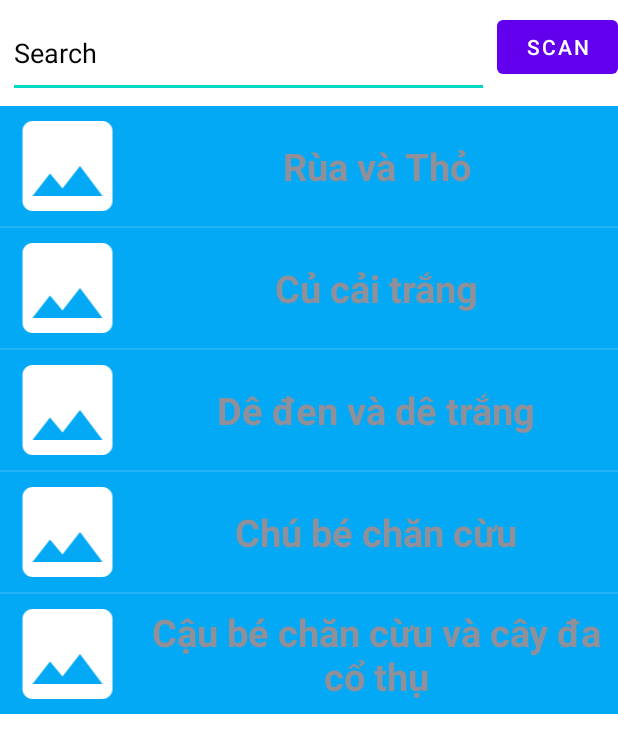
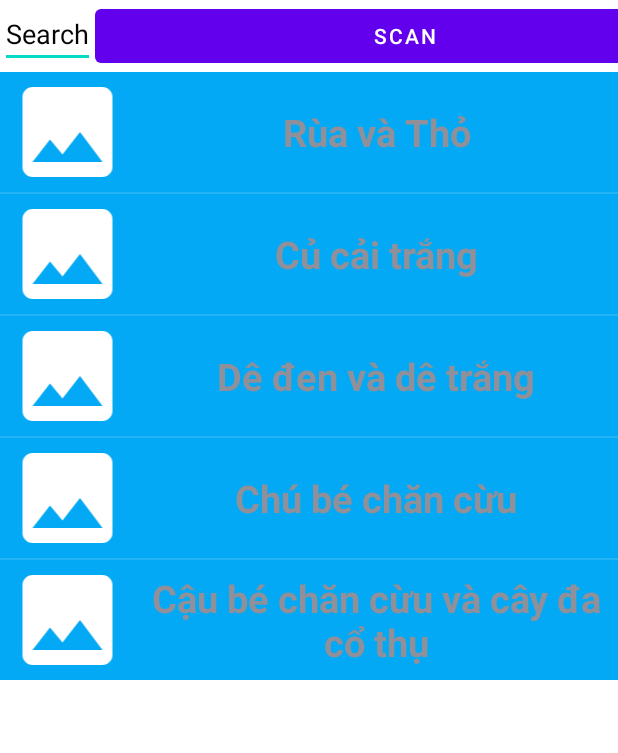
Before and after one commit to mtd1909/app-doc-truyen, an Android app: the ManScan screen opened directly, with no data from a screen before it, on a phone screen of 412 x 824 dp. Shown: the top 753 px of the screen. Run offline under Robolectric (Android 15) with nearby library versions, the phone set to English and light mode, and no system bars; our stand-ins replace Picasso; libraries missing offline, so code that uses them is left out: com.huawei.hms; pictures from the network do not load.

Commit message:
app doc truyen

```diff
--- a/app/src/main/AndroidManifest.xml
+++ b/app/src/main/AndroidManifest.xml
@@ -34,7 +34,7 @@
             android:name=".ManNoiDung"
             android:exported="true" />
         <activity
-            android:name=".ManTimKiem"
+            android:name=".ManScan"
             android:exported="true" />
         <activity
             android:name=".ManDangKy"
--- a/app/src/main/java/com/example/doctruyen/MainActivity.java
+++ b/app/src/main/java/com/example/doctruyen/MainActivity.java
@@ -1,7 +1,6 @@
 package com.example.doctruyen;
 
 import androidx.annotation.NonNull;
-import androidx.appcompat.app.ActionBar;
 import androidx.appcompat.app.AppCompatActivity;
 import androidx.appcompat.widget.Toolbar;
 import androidx.core.view.GravityCompat;
@@ -11,7 +10,6 @@ import android.content.Intent;
 import android.database.Cursor;
 import android.os.Bundle;
 import android.util.Log;
-import android.view.Gravity;
 import android.view.Menu;
 import android.view.MenuItem;
 import android.view.View;
@@ -20,7 +18,6 @@ import android.view.animation.AnimationUtils;
 import android.widget.AdapterView;
 import android.widget.ImageView;
 import android.widget.ListView;
-import android.widget.RelativeLayout;
 import android.widget.Toast;
 import android.widget.ViewFlipper;
 
@@ -257,7 +254,7 @@ public class MainActivity extends AppCompatActivity {
         // Nếu click vào icon tìm kiếm chuyển qua icon tìm kiếm
         switch (item.getItemId()) {
             case R.id.menu1:
-                Intent intent = new Intent(MainActivity.this, ManTimKiem.class);
+                Intent intent = new Intent(MainActivity.this, ManScan.class);
                 startActivity(intent);
                 break;
 
--- a/app/src/main/java/com/example/doctruyen/ManTimKiem.java
+++ b/app/src/main/java/com/example/doctruyen/ManScan.java
@@ -1,6 +1,4 @@
 package com.example.doctruyen;
-
-import static com.example.doctruyen.R.layout.*;
 
 import androidx.appcompat.app.AppCompatActivity;
 
@@ -29,7 +27,7 @@ import com.huawei.hms.ml.scan.HmsScanAnalyzerOptions;
 
 import java.util.ArrayList;
 
-public class ManTimKiem extends AppCompatActivity {
+public class ManScan extends AppCompatActivity {
 
     ListView listView;
 
@@ -43,7 +41,7 @@ public class ManTimKiem extends AppCompatActivity {
 
     databasedoctruyen databasedoctruyen;
 
-    Button btnSeach;
+    Button btnScan;
 
 
     private static final int DEFAULT_VIEW = 111;
@@ -51,12 +49,12 @@ public class ManTimKiem extends AppCompatActivity {
     @Override
     protected void onCreate(Bundle savedInstanceState) {
         super.onCreate(savedInstanceState);
-        setContentView(activity_man_tim_kiem);
+        setContentView(R.layout.activity_man_scan);
 
         listView = findViewById(R.id.listviewTimKiem);
         edt = findViewById(R.id.timkiem);
 
-        btnSeach = findViewById(R.id.btnSeach);
+        btnScan = findViewById(R.id.btnScan);
 
         initList();
 
@@ -66,7 +64,7 @@ public class ManTimKiem extends AppCompatActivity {
         listView.setOnItemClickListener(new AdapterView.OnItemClickListener() {
             @Override
             public void onItemClick(AdapterView<?> parent, View view, int position, long id) {
-                Intent intent = new Intent(ManTimKiem.this,ManNoiDung.class);
+                Intent intent = new Intent(ManScan.this,ManNoiDung.class);
                 String tent = arrayList.get(position).getTenTruyen();
                 String noidungt = arrayList.get(position).getNoiDung();
                 intent.putExtra("tentruyen",tent);
@@ -92,12 +90,14 @@ public class ManTimKiem extends AppCompatActivity {
                 filter(s.toString());
             }
         });
-        btnSeach.setOnClickListener(new View.OnClickListener() {
+        btnScan.setOnClickListener(new View.OnClickListener() {
             @Override
             public void onClick(View view) {
                 // Display the scanning UI in Default View mode.
-                int result = ScanUtil.startScan(ManTimKiem.this, REQUEST_CODE_SCAN, new HmsScanAnalyzerOptions.Creator().setHmsScanTypes(HmsScan.ALL_SCAN_TYPE).create());
+                int result = ScanUtil.startScan(ManScan.this, REQUEST_CODE_SCAN,
+                        new HmsScanAnalyzerOptions.Creator().setHmsScanTypes(HmsScan.ALL_SCAN_TYPE).create());
             }
+
         });
     }
 
@@ -163,7 +163,9 @@ public class ManTimKiem extends AppCompatActivity {
     @Override
     public void onRequestPermissionsResult(int requestCode, String[] permissions, int[] grantResults) {
         super.onRequestPermissionsResult(requestCode, permissions, grantResults);
-        if (permissions == null || grantResults == null || grantResults.length < 2 || grantResults[0] != PackageManager.PERMISSION_GRANTED || grantResults[1] != PackageManager.PERMISSION_GRANTED) {
+        if (permissions == null || grantResults == null || grantResults.length < 2 ||
+                grantResults[0] != PackageManager.PERMISSION_GRANTED ||
+                grantResults[1] != PackageManager.PERMISSION_GRANTED) {
             return;
         }
     }
--- a/app/src/main/res/layout/activity_man_dang_bai.xml
+++ b/app/src/main/res/layout/activity_man_dang_bai.xml
@@ -52,8 +52,10 @@
         android:id="@+id/dbdangbai"
         android:layout_gravity="center"
         android:layout_marginTop="20dp"
-        android:layout_width="wrap_content"
-        android:layout_height="wrap_content">
+        android:layout_width="200dp"
+        android:layout_height="wrap_content"
+        android:text="Đăng"
+        android:backgroundTint="#2196F3">
     </Button>
 
 </LinearLayout>
--- /dev/null
+++ b/app/src/main/res/layout/activity_man_scan.xml
@@ -0,0 +1,61 @@
+<?xml version="1.0" encoding="utf-8"?>
+<LinearLayout xmlns:android="http://schemas.android.com/apk/res/android"
+    xmlns:app="http://schemas.android.com/apk/res-auto"
+    xmlns:tools="http://schemas.android.com/tools"
+    android:layout_width="match_parent"
+    android:layout_height="match_parent"
+    android:orientation="vertical"
+    android:background="#FFF"
+    tools:context=".ManScan">
+
+    <LinearLayout
+        android:layout_width="match_parent"
+        android:layout_height="wrap_content"
+        android:weightSum="10"
+        android:orientation="horizontal">
+
+
+<!--    <EditText-->
+<!--        android:textColor="#040404"-->
+<!--        android:textColorHint="#040404"-->
+<!--        android:layout_margin="5dp"-->
+<!--        android:id="@+id/timkiem"-->
+<!--        android:hint="Search"-->
+<!--        android:layout_weight="8"-->
+<!--        android:layout_width="0dp"-->
+<!--        android:layout_height="60dp">-->
+<!--    </EditText>-->
+
+<!--        <Button-->
+<!--            android:layout_width="0dp"-->
+<!--            android:id="@+id/btnScan"-->
+<!--            android:layout_height="wrap_content"-->
+<!--            android:layout_weight="2"-->
+<!--            android:text="Scan"/>-->
+
+        <EditText
+            android:textColor="#040404"
+            android:textColorHint="#040404"
+            android:id="@+id/timkiem"
+            android:hint="Search"
+            android:layout_weight="8"
+            android:layout_width="0dp"
+            android:layout_height="60dp">
+        </EditText>
+
+        <Button
+            android:layout_width="match_parent"
+            android:id="@+id/btnScan"
+            android:layout_height="wrap_content"
+            android:text="Scan"/>
+
+    </LinearLayout>
+
+    <ListView
+        android:background="#03A9F4"
+        android:id="@+id/listviewTimKiem"
+        android:layout_width="match_parent"
+        android:layout_height="wrap_content">
+    </ListView>
+
+</LinearLayout>
--- a/app/src/main/res/layout/activity_man_tim_kiem.xml
+++ /dev/null
@@ -1,42 +0,0 @@
-<?xml version="1.0" encoding="utf-8"?>
-<LinearLayout xmlns:android="http://schemas.android.com/apk/res/android"
-    xmlns:app="http://schemas.android.com/apk/res-auto"
-    xmlns:tools="http://schemas.android.com/tools"
-    android:layout_width="match_parent"
-    android:layout_height="match_parent"
-    android:orientation="vertical"
-    android:background="#FFF"
-    tools:context=".ManTimKiem">
-
-    <LinearLayout
-        android:layout_width="match_parent"
-        android:layout_height="wrap_content"
-        android:weightSum="10"
-        android:orientation="horizontal">
-
-
-    <EditText
-        android:textColor="#040404"
-        android:textColorHint="#040404"
-        android:layout_margin="5dp"
-        android:id="@+id/timkiem"
-        android:hint="Search"
-        android:layout_weight="8"
-        android:layout_width="0dp"
-        android:layout_height="60dp">
-    </EditText>
-        <Button
-            android:layout_width="0dp"
-            android:id="@+id/btnSeach"
-            android:layout_height="wrap_content"
-            android:layout_weight="2"
-            android:text="Scan"/>
-    </LinearLayout>
-    <ListView
-        android:background="#03A9F4"
-        android:id="@+id/listviewTimKiem"
-        android:layout_width="match_parent"
-        android:layout_height="wrap_content">
-    </ListView>
-
-</LinearLayout>
```
Also changed, not shown: app/src/main/res/layout/activity_man_dang_ky.xml (+6 -4 lines), app/src/main/res/layout/activity_man_dang_nhap.xml (+6 -4 lines).
